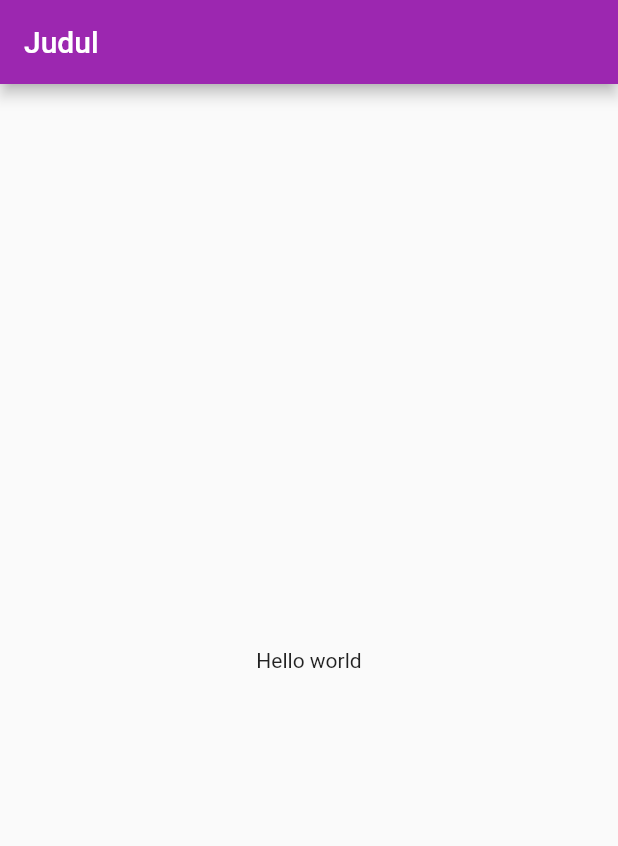
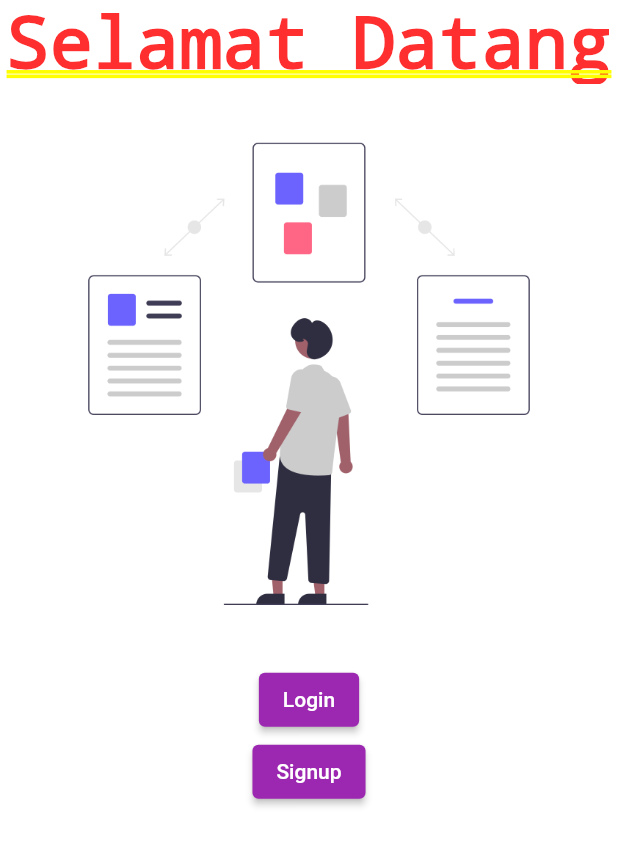
Before and after one commit to Universitas-Dutabangsa-Surakarta/rpm_kanband_board, a Flutter app: the screen it shows after launch, on a phone screen of 412 x 824 dp. Shown: the top 846 px of the screen. Run offline on Flutter 3.47's test engine with Material 2 defaults, Android fonts, the phone set to English and light mode, and no system bars.

Commit message:
add: main screen

```diff
--- a/lib/main.dart
+++ b/lib/main.dart
@@ -1,4 +1,5 @@
 import 'package:flutter/material.dart';
+import 'package:kanban_board/screen/sign_up_screen.dart';
 
 void main() {
   runApp(const MyApp());
@@ -24,9 +25,24 @@ class MyHomePage extends StatelessWidget {
 
   @override
   Widget build(BuildContext context) {
-    return Scaffold(
-      appBar: AppBar(title: Text('Judul')),
-      body: Center(child: Text('Hello world')),
+    return Column(
+      children: [
+        Text('Selamat Datang'),
+        Image.asset(
+          'images/undraw_Process_re_gws7.png',
+          fit: BoxFit.cover,
+        ),
+        ElevatedButton(
+            onPressed: () {
+              Navigator.push(context,
+                  MaterialPageRoute(builder: (context) => SignUpScreen()));
+            },
+            child: Text('Login')),
+        ElevatedButton(onPressed: () {
+          Navigator.push(context,
+              MaterialPageRoute(builder: (context) => SignUpScreen()));
+        }, child: Text('Signup')),
+      ],
     );
   }
 }
```
